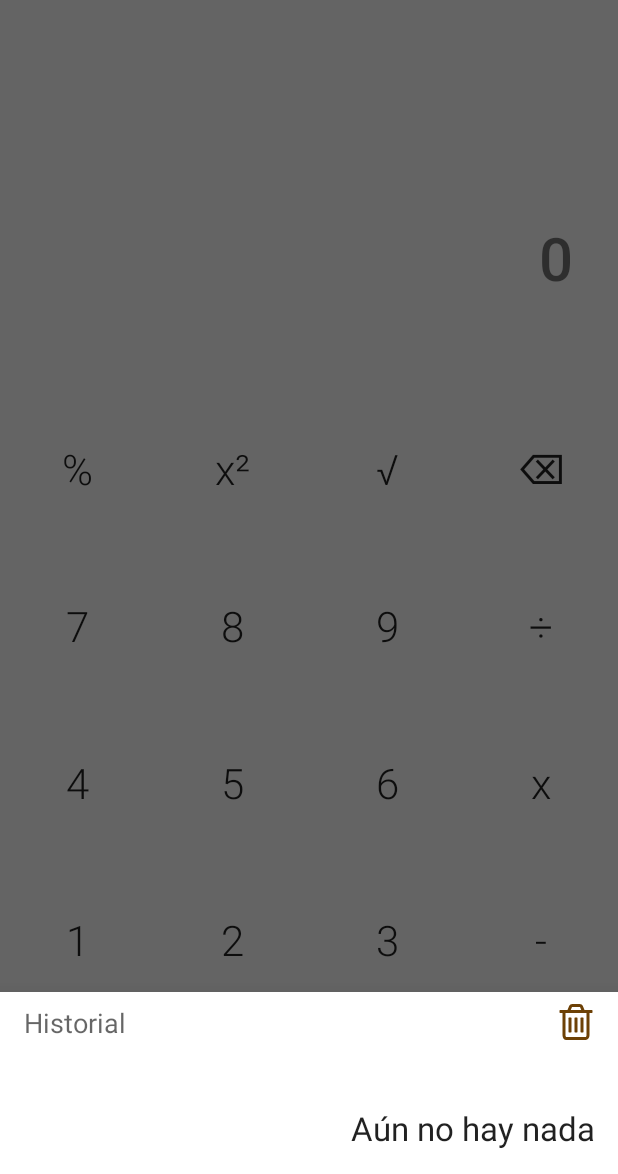
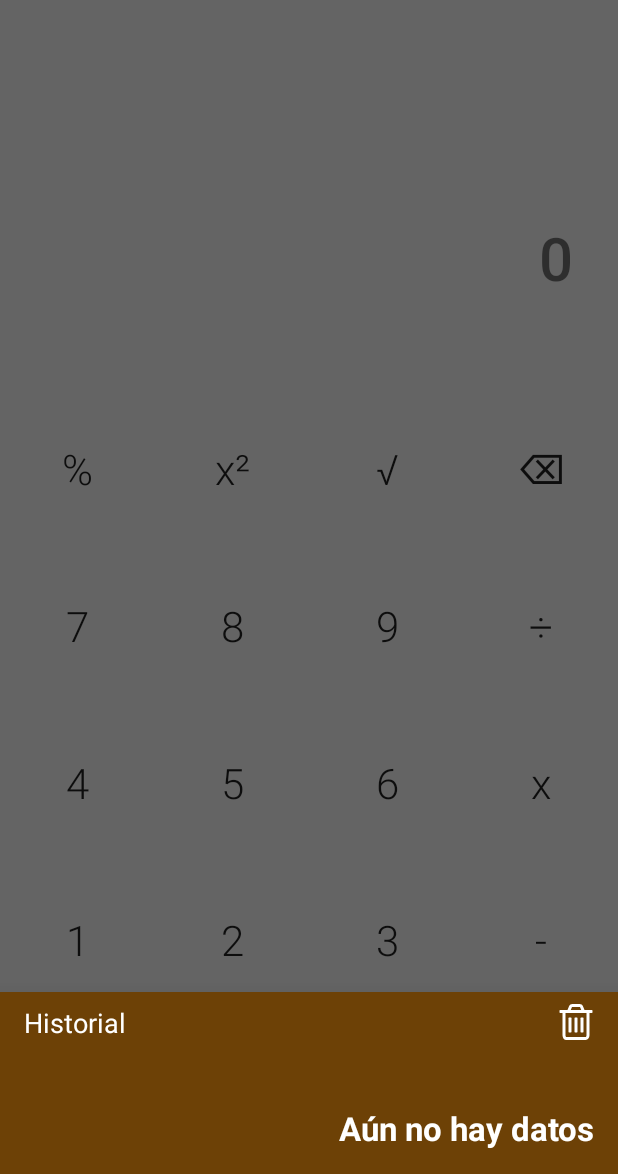
Before and after one commit to jeluchu/pascalinaplus, an Android app: the screen it shows after launch (MainActivity), after a tap on "Historial", on a phone screen of 412 x 824 dp, the part 62-1236 px from its top. Run offline under Robolectric (Android 15) with nearby library versions, the phone set to English and light mode, and no system bars.

Commit message:
FULL FEATURES

```diff
--- a/android/app/build.gradle
+++ b/android/app/build.gradle
@@ -24,7 +24,7 @@ android {
 
 dependencies {
     implementation fileTree(dir: 'libs', include: ['*.jar'])
-    implementation"org.jetbrains.kotlin:kotlin-stdlib-jdk7:$kotlin_version"
+    implementation "org.jetbrains.kotlin:kotlin-stdlib-jdk7:$kotlin_version"
     implementation 'com.android.support:appcompat-v7:28.0.0'
     implementation 'com.android.support.constraint:constraint-layout:1.1.3'
     testImplementation 'junit:junit:4.12'
--- a/android/app/src/main/AndroidManifest.xml
+++ b/android/app/src/main/AndroidManifest.xml
@@ -16,6 +16,7 @@
                 <category android:name="android.intent.category.LAUNCHER" />
             </intent-filter>
         </activity>
+        <activity android:name=".InfoActivity"></activity>
     </application>
 
 </manifest>
--- /dev/null
+++ b/android/app/src/main/res/drawable/ic_left.xml
@@ -0,0 +1,4 @@
+<vector android:height="24dp" android:viewportHeight="512"
+    android:viewportWidth="512" android:width="24dp" xmlns:android="http://schemas.android.com/apk/res/android">
+    <path android:fillColor="#6D4106" android:pathData="M469.333,213.333H168.125l94.917,-79.094c9.083,-7.573 14.292,-18.698 14.292,-30.521c0,-21.896 -17.813,-39.719 -39.729,-39.719h-2.917c-9.417,0 -18.542,3.354 -25.75,9.458L3.75,247.875C1.375,249.896 0,252.875 0,256s1.375,6.104 3.75,8.125l205.208,174.427c7.188,6.094 16.313,9.448 25.729,9.448h2.917c21.917,0 39.729,-17.823 39.729,-39.719c0,-11.823 -5.208,-22.948 -14.292,-30.521l-94.917,-79.094h301.208C492.854,298.667 512,279.531 512,256S492.854,213.333 469.333,213.333zM469.333,277.333H138.667c-4.5,0 -8.5,2.813 -10.021,7.031c-1.542,4.229 -0.25,8.958 3.188,11.833l117.542,97.958c4.208,3.5 6.625,8.656 6.625,14.125c0,10.135 -8.25,18.385 -18.396,18.385h-2.917c-4.354,0 -8.604,-1.563 -11.917,-4.375L27.146,256L222.75,89.719c3.333,-2.823 7.583,-4.385 11.938,-4.385h2.917c10.146,0 18.396,8.25 18.396,18.385c0,5.469 -2.417,10.625 -6.625,14.125l-117.542,97.958c-3.438,2.875 -4.729,7.604 -3.188,11.833c1.521,4.219 5.521,7.031 10.021,7.031h330.667c11.771,0 21.333,9.573 21.333,21.333S481.104,277.333 469.333,277.333z"/>
+</vector>
--- a/android/app/src/main/res/drawable/ic_trash.xml
+++ b/android/app/src/main/res/drawable/ic_trash.xml
@@ -1,7 +1,7 @@
 <vector android:height="24dp" android:viewportHeight="438.529"
     android:viewportWidth="438.529" android:width="24dp" xmlns:android="http://schemas.android.com/apk/res/android">
-    <path android:fillColor="#6D4106" android:pathData="M417.689,75.654c-1.711,-1.709 -3.901,-2.568 -6.563,-2.568h-88.224L302.917,25.41c-2.854,-7.044 -7.994,-13.04 -15.413,-17.989C280.078,2.473 272.556,0 264.945,0h-91.363c-7.611,0 -15.131,2.473 -22.554,7.421c-7.424,4.949 -12.563,10.944 -15.419,17.989l-19.985,47.676h-88.22c-2.667,0 -4.853,0.859 -6.567,2.568c-1.709,1.713 -2.568,3.903 -2.568,6.567v18.274c0,2.664 0.855,4.854 2.568,6.564c1.714,1.712 3.904,2.568 6.567,2.568h27.406v271.8c0,15.803 4.473,29.266 13.418,40.398c8.947,11.139 19.701,16.703 32.264,16.703h237.542c12.566,0 23.319,-5.756 32.265,-17.268c8.945,-11.52 13.415,-25.174 13.415,-40.971V109.627h27.411c2.662,0 4.853,-0.856 6.563,-2.568c1.708,-1.709 2.57,-3.9 2.57,-6.564V82.221C420.26,79.557 419.397,77.367 417.689,75.654zM169.301,39.678c1.331,-1.712 2.95,-2.762 4.853,-3.14h90.504c1.903,0.381 3.525,1.43 4.854,3.14l13.709,33.404H155.311L169.301,39.678zM347.173,380.291c0,4.186 -0.664,8.042 -1.999,11.561c-1.334,3.518 -2.717,6.088 -4.141,7.706c-1.431,1.622 -2.423,2.427 -2.998,2.427H100.493c-0.571,0 -1.565,-0.805 -2.996,-2.427c-1.429,-1.618 -2.81,-4.188 -4.143,-7.706c-1.331,-3.519 -1.997,-7.379 -1.997,-11.561V109.627h255.815V380.291z"/>
-    <path android:fillColor="#6D4106" android:pathData="M137.04,347.172h18.271c2.667,0 4.858,-0.855 6.567,-2.567c1.709,-1.718 2.568,-3.901 2.568,-6.57V173.581c0,-2.663 -0.859,-4.853 -2.568,-6.567c-1.714,-1.709 -3.899,-2.565 -6.567,-2.565H137.04c-2.667,0 -4.854,0.855 -6.567,2.565c-1.711,1.714 -2.568,3.904 -2.568,6.567v164.454c0,2.669 0.854,4.853 2.568,6.57C132.186,346.316 134.373,347.172 137.04,347.172z"/>
-    <path android:fillColor="#6D4106" android:pathData="M210.129,347.172h18.271c2.666,0 4.856,-0.855 6.564,-2.567c1.718,-1.718 2.569,-3.901 2.569,-6.57V173.581c0,-2.663 -0.852,-4.853 -2.569,-6.567c-1.708,-1.709 -3.898,-2.565 -6.564,-2.565h-18.271c-2.664,0 -4.854,0.855 -6.567,2.565c-1.714,1.714 -2.568,3.904 -2.568,6.567v164.454c0,2.669 0.854,4.853 2.568,6.57C205.274,346.316 207.465,347.172 210.129,347.172z"/>
-    <path android:fillColor="#6D4106" android:pathData="M283.22,347.172h18.268c2.669,0 4.859,-0.855 6.57,-2.567c1.711,-1.718 2.562,-3.901 2.562,-6.57V173.581c0,-2.663 -0.852,-4.853 -2.562,-6.567c-1.711,-1.709 -3.901,-2.565 -6.57,-2.565H283.22c-2.67,0 -4.853,0.855 -6.571,2.565c-1.711,1.714 -2.566,3.904 -2.566,6.567v164.454c0,2.669 0.855,4.853 2.566,6.57C278.367,346.316 280.55,347.172 283.22,347.172z"/>
+    <path android:fillColor="#FFF" android:pathData="M417.689,75.654c-1.711,-1.709 -3.901,-2.568 -6.563,-2.568h-88.224L302.917,25.41c-2.854,-7.044 -7.994,-13.04 -15.413,-17.989C280.078,2.473 272.556,0 264.945,0h-91.363c-7.611,0 -15.131,2.473 -22.554,7.421c-7.424,4.949 -12.563,10.944 -15.419,17.989l-19.985,47.676h-88.22c-2.667,0 -4.853,0.859 -6.567,2.568c-1.709,1.713 -2.568,3.903 -2.568,6.567v18.274c0,2.664 0.855,4.854 2.568,6.564c1.714,1.712 3.904,2.568 6.567,2.568h27.406v271.8c0,15.803 4.473,29.266 13.418,40.398c8.947,11.139 19.701,16.703 32.264,16.703h237.542c12.566,0 23.319,-5.756 32.265,-17.268c8.945,-11.52 13.415,-25.174 13.415,-40.971V109.627h27.411c2.662,0 4.853,-0.856 6.563,-2.568c1.708,-1.709 2.57,-3.9 2.57,-6.564V82.221C420.26,79.557 419.397,77.367 417.689,75.654zM169.301,39.678c1.331,-1.712 2.95,-2.762 4.853,-3.14h90.504c1.903,0.381 3.525,1.43 4.854,3.14l13.709,33.404H155.311L169.301,39.678zM347.173,380.291c0,4.186 -0.664,8.042 -1.999,11.561c-1.334,3.518 -2.717,6.088 -4.141,7.706c-1.431,1.622 -2.423,2.427 -2.998,2.427H100.493c-0.571,0 -1.565,-0.805 -2.996,-2.427c-1.429,-1.618 -2.81,-4.188 -4.143,-7.706c-1.331,-3.519 -1.997,-7.379 -1.997,-11.561V109.627h255.815V380.291z"/>
+    <path android:fillColor="#FFF" android:pathData="M137.04,347.172h18.271c2.667,0 4.858,-0.855 6.567,-2.567c1.709,-1.718 2.568,-3.901 2.568,-6.57V173.581c0,-2.663 -0.859,-4.853 -2.568,-6.567c-1.714,-1.709 -3.899,-2.565 -6.567,-2.565H137.04c-2.667,0 -4.854,0.855 -6.567,2.565c-1.711,1.714 -2.568,3.904 -2.568,6.567v164.454c0,2.669 0.854,4.853 2.568,6.57C132.186,346.316 134.373,347.172 137.04,347.172z"/>
+    <path android:fillColor="#FFF" android:pathData="M210.129,347.172h18.271c2.666,0 4.856,-0.855 6.564,-2.567c1.718,-1.718 2.569,-3.901 2.569,-6.57V173.581c0,-2.663 -0.852,-4.853 -2.569,-6.567c-1.708,-1.709 -3.898,-2.565 -6.564,-2.565h-18.271c-2.664,0 -4.854,0.855 -6.567,2.565c-1.714,1.714 -2.568,3.904 -2.568,6.567v164.454c0,2.669 0.854,4.853 2.568,6.57C205.274,346.316 207.465,347.172 210.129,347.172z"/>
+    <path android:fillColor="#FFF" android:pathData="M283.22,347.172h18.268c2.669,0 4.859,-0.855 6.57,-2.567c1.711,-1.718 2.562,-3.901 2.562,-6.57V173.581c0,-2.663 -0.852,-4.853 -2.562,-6.567c-1.711,-1.709 -3.901,-2.565 -6.57,-2.565H283.22c-2.67,0 -4.853,0.855 -6.571,2.565c-1.711,1.714 -2.566,3.904 -2.566,6.567v164.454c0,2.669 0.855,4.853 2.566,6.57C278.367,346.316 280.55,347.172 283.22,347.172z"/>
 </vector>
--- a/android/app/src/main/res/layout/fragment_history_action_list_dialog.xml
+++ b/android/app/src/main/res/layout/fragment_history_action_list_dialog.xml
@@ -4,6 +4,7 @@
     xmlns:tools="http://schemas.android.com/tools"
     android:layout_width="match_parent"
     android:layout_height="match_parent"
+    android:background="@color/colorPrimary"
     android:orientation="vertical">
 
     <RelativeLayout
@@ -15,14 +16,16 @@
         android:paddingRight="@dimen/list_item_spacing"
         android:paddingTop="@dimen/list_item_spacing_half">
 
+
         <TextView
             android:id="@+id/label_history"
             android:layout_width="wrap_content"
             android:layout_height="wrap_content"
             android:layout_alignParentStart="true"
             android:layout_centerVertical="true"
+            android:textColor="@color/white"
             android:layout_toStartOf="@+id/button_clear_history"
-            android:text="Historial"
+            android:text="@string/historial"
             android:textAppearance="@style/TextAppearance.AppCompat.Medium" />
 
         <ImageButton
@@ -43,7 +46,7 @@
         android:clipToPadding="false"
         android:paddingBottom="@dimen/list_item_spacing_half"
         android:paddingTop="@dimen/list_item_spacing_half"
-        tools:context="com.baruckis.calculator.HistoryActionListDialogFragment"
+        tools:context="com.jeluchu.pascalina.HistoryActionListDialogFragment"
         tools:listitem="@layout/fragment_history_action_list_dialog_item" />
 
 </LinearLayout>
--- a/android/app/src/main/res/layout/fragment_history_action_list_dialog_item.xml
+++ b/android/app/src/main/res/layout/fragment_history_action_list_dialog_item.xml
@@ -17,6 +17,7 @@
         android:layout_width="match_parent"
         android:layout_height="wrap_content"
         android:textAlignment="viewEnd"
+        android:textColor="@color/white"
         android:textAppearance="@style/TextAppearance.AppCompat.Small"
         tools:textView="9 + 2 - 1 × 10 = " />
 
@@ -26,6 +27,8 @@
         android:layout_height="wrap_content"
         android:textAlignment="viewEnd"
         android:textAppearance="@style/TextAppearance.AppCompat.Large"
+        android:textColor="@color/white"
+        android:textStyle="bold"
         tools:textView="100" />
 
 </LinearLayout>
--- a/android/app/src/main/res/menu/menu.xml
+++ b/android/app/src/main/res/menu/menu.xml
@@ -11,7 +11,7 @@
         android:title="Ajustes"
         app:showAsAction="never"/>
     <item
-        android:id="@+id/about"
+        android:id="@+id/informacion"
         android:title="Acerca de"
         app:showAsAction="never"/>
 </menu>
--- a/android/app/src/main/res/values/strings.xml
+++ b/android/app/src/main/res/values/strings.xml
@@ -4,6 +4,7 @@
     <string name="history">Historial: </string>
     <string name="clear_history">Limpiar historial</string>
     <string name="history_result">"Resultado del historial: "</string>
-    <string name="no_history">"Aún no hay nada"</string>
+    <string name="no_history">"Aún no hay datos"</string>
     <string name="history_cleared">¡Historial limpiado!</string>
+    <string name="historial">Historial</string>
 </resources>
```
Also changed, not shown: android/app/src/main/java/com/jeluchu/pascalina/HistoryActionListDialogFragment.kt (+0 -17 lines), android/app/src/main/java/com/jeluchu/pascalina/InfoActivity.kt (added, +36 -0 lines), android/app/src/main/java/com/jeluchu/pascalina/MainActivity.kt (+47 -36 lines), android/app/src/main/res/layout/activity_info.xml (+8 -5 lines), android/app/src/main/res/layout/toolbar_info.xml (+18 -8 lines).
